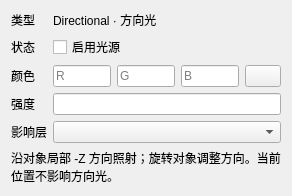
Before: the Qt Designer form GameSprout/View/LightingUI/LightComponentEditor.ui in Heroinaddicts/G-Foundation, drawn with Qt 5.
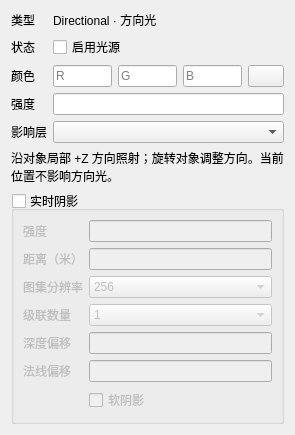
After: the same form once the commit is applied. Custom widgets are drawn as their Qt base class.

Commit message: 同步 Editor 坐标交互与第三人称示例到 Unity 标准

```diff
--- a/GameSprout/View/LightingUI/LightComponentEditor.ui
+++ b/GameSprout/View/LightingUI/LightComponentEditor.ui
@@ -19,7 +19,31 @@
    <item row="3" column="1"><widget class="QLineEdit" name="intensityEdit"><property name="toolTip"><string>线性光照强度，0 关闭照明；通过 Transform 旋转改变照射方向。</string></property></widget></item>
    <item row="4" column="0"><widget class="QLabel" name="maskLabel"><property name="text"><string>影响层</string></property></widget></item>
    <item row="4" column="1"><widget class="LayerMaskCombo" name="maskCombo"><property name="sizePolicy"><sizepolicy hsizetype="Ignored" vsizetype="Fixed"><horstretch>1</horstretch><verstretch>0</verstretch></sizepolicy></property></widget></item>
-   <item row="5" column="0" colspan="2"><widget class="QLabel" name="directionHint"><property name="text"><string>沿对象局部 -Z 方向照射；旋转对象调整方向。当前位置不影响方向光。</string></property><property name="wordWrap"><bool>true</bool></property></widget></item>
+   <item row="5" column="0" colspan="2"><widget class="QLabel" name="directionHint"><property name="text"><string>沿对象局部 +Z 方向照射；旋转对象调整方向。当前位置不影响方向光。</string></property><property name="wordWrap"><bool>true</bool></property></widget></item>
+   <item row="6" column="0" colspan="2"><widget class="QGroupBox" name="shadowGroup">
+    <property name="title"><string>实时阴影</string></property><property name="checkable"><bool>true</bool></property><property name="checked"><bool>false</bool></property>
+    <property name="toolTip"><string>开启方向光阴影。当前由最亮且开启阴影的方向光提供主阴影。</string></property>
+    <layout class="QFormLayout" name="shadowLayout">
+     <property name="fieldGrowthPolicy"><enum>QFormLayout::AllNonFixedFieldsGrow</enum></property>
+     <item row="0" column="0"><widget class="QLabel" name="shadowStrengthLabel"><property name="text"><string>强度</string></property></widget></item>
+     <item row="0" column="1"><widget class="QLineEdit" name="shadowStrengthEdit"><property name="toolTip"><string>阴影强度，范围 0 到 1。不会使环境漫反射完全变黑。</string></property></widget></item>
+     <item row="1" column="0"><widget class="QLabel" name="shadowDistanceLabel"><property name="text"><string>距离（米）</string></property></widget></item>
+     <item row="1" column="1"><widget class="QLineEdit" name="shadowDistanceEdit"><property name="toolTip"><string>从当前视口相机计算的最大阴影距离，必须大于 0。较短距离可提高局部阴影精度。</string></property></widget></item>
+     <item row="2" column="0"><widget class="QLabel" name="shadowResolutionLabel"><property name="text"><string>图集分辨率</string></property></widget></item>
+     <item row="2" column="1"><widget class="QComboBox" name="shadowResolutionCombo">
+      <item><property name="text"><string>256</string></property></item><item><property name="text"><string>512</string></property></item><item><property name="text"><string>1024</string></property></item><item><property name="text"><string>2048</string></property></item><item><property name="text"><string>4096</string></property></item>
+     </widget></item>
+     <item row="3" column="0"><widget class="QLabel" name="shadowCascadesLabel"><property name="text"><string>级联数量</string></property></widget></item>
+     <item row="3" column="1"><widget class="QComboBox" name="shadowCascadesCombo"><property name="toolTip"><string>将相机可视范围拆成多级阴影。更多级联提高近处精度，也会增加绘制成本。</string></property>
+      <item><property name="text"><string>1</string></property></item><item><property name="text"><string>2</string></property></item><item><property name="text"><string>4</string></property></item>
+     </widget></item>
+     <item row="4" column="0"><widget class="QLabel" name="shadowDepthBiasLabel"><property name="text"><string>深度偏移</string></property></widget></item>
+     <item row="4" column="1"><widget class="QLineEdit" name="shadowDepthBiasEdit"><property name="toolTip"><string>0 到 10 个阴影纹素，按每级联尺寸换算。减轻表面自阴影条纹；过大可能让阴影脱离物体。</string></property></widget></item>
+     <item row="5" column="0"><widget class="QLabel" name="shadowNormalBiasLabel"><property name="text"><string>法线偏移</string></property></widget></item>
+     <item row="5" column="1"><widget class="QLineEdit" name="shadowNormalBiasEdit"><property name="toolTip"><string>0 到 10 个阴影纹素，沿接收表面法线偏移阴影查询位置。过大可能造成漏光。</string></property></widget></item>
+     <item row="6" column="1"><widget class="QCheckBox" name="softShadowsCheck"><property name="text"><string>软阴影</string></property><property name="toolTip"><string>使用邻近深度样本平滑阴影边缘，会增加采样成本。</string></property></widget></item>
+    </layout>
+   </widget></item>
   </layout>
  </widget>
  <customwidgets><customwidget><class>LayerMaskCombo</class><extends>QComboBox</extends><header>LayerMaskCombo.h</header></customwidget></customwidgets>
```
Left out of the diff: 2 changed lines with no effect on the pictures. The commit also changes 29 other files.
